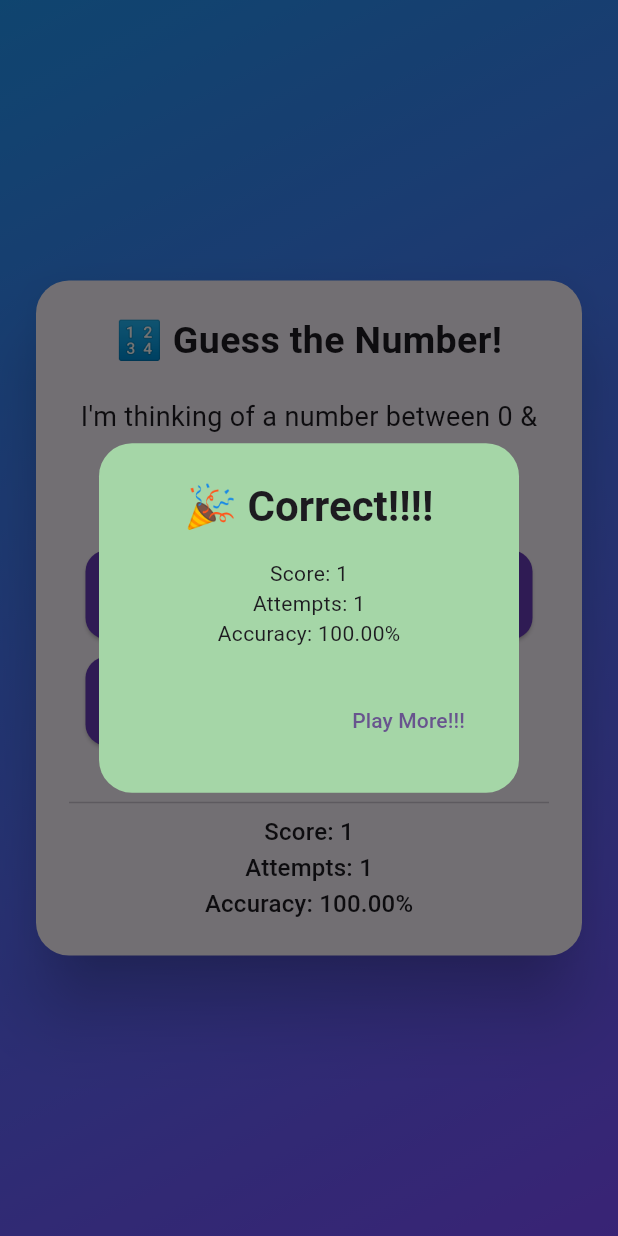
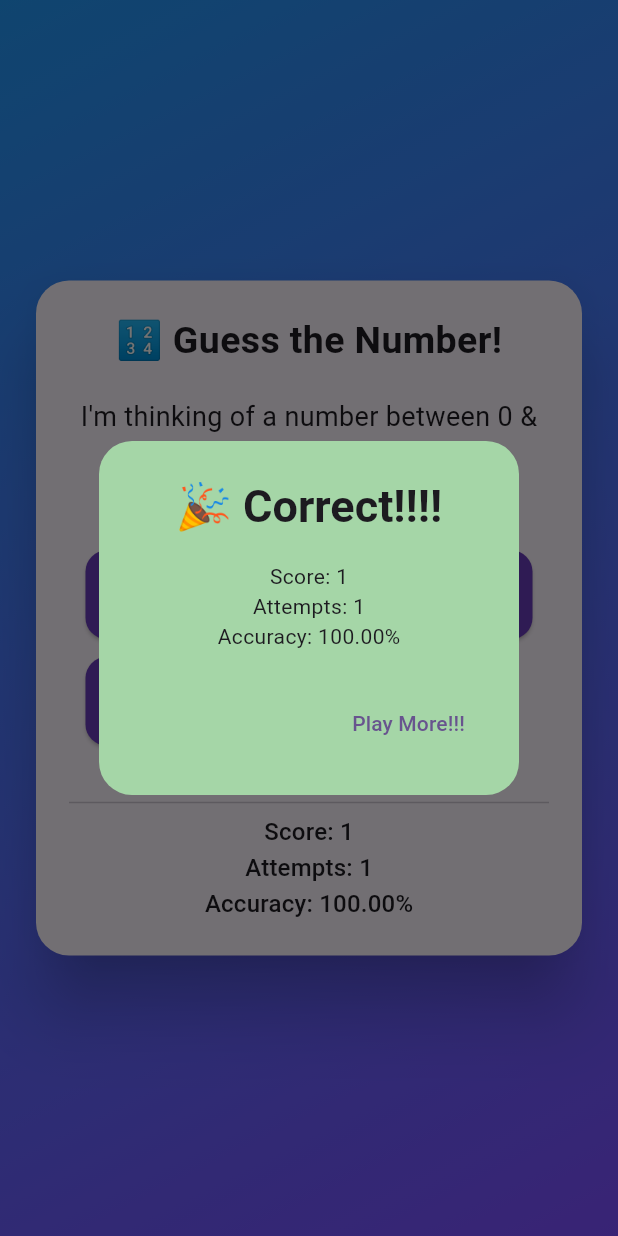
Before and after one commit to MostakAhmedShahad/online_class, a Flutter app: the MiniGame screen opened directly, after a tap on an icon or button, on a phone screen of 412 x 824 dp. Run offline on Flutter 3.47's test engine with Material 3 defaults, Android fonts, the phone set to English and light mode, and no system bars; drawn by our look-alikes of animated_text_kit; our stand-ins replace audioplayers, cloud_firestore, dots_indicator, firebase_auth, firebase_core, flutter_bloc and 1 more; accounts and stored records are empty.

Commit message:
ScaleAnimatedText

```diff
--- a/lib/pages/mini_game/mini_game.dart
+++ b/lib/pages/mini_game/mini_game.dart
@@ -49,7 +49,7 @@ class _MiniGameState extends State<MiniGame> {
             repeatForever: false,
             totalRepeatCount: 1,
             animatedTexts: [
-              ScaleAnimatedText(message, textStyle: const TextStyle(fontSize: 28, fontWeight: FontWeight.bold)),
+              ScaleAnimatedText(message, textStyle: const TextStyle(fontSize: 30, fontWeight: FontWeight.bold)),
             ],
           ),
         ),
```
